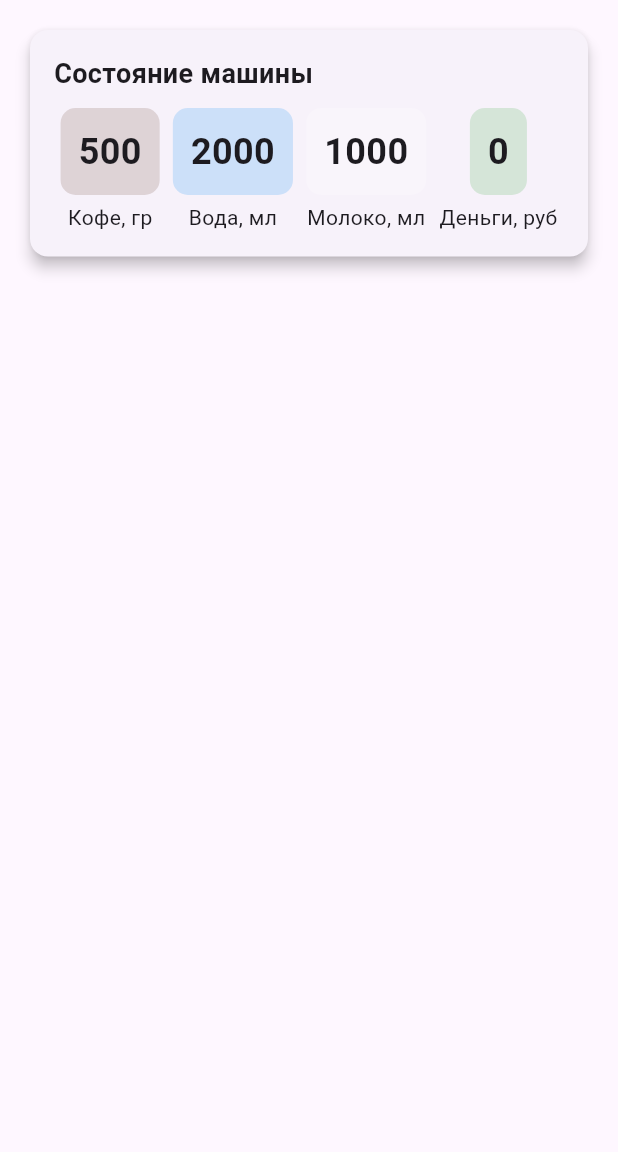
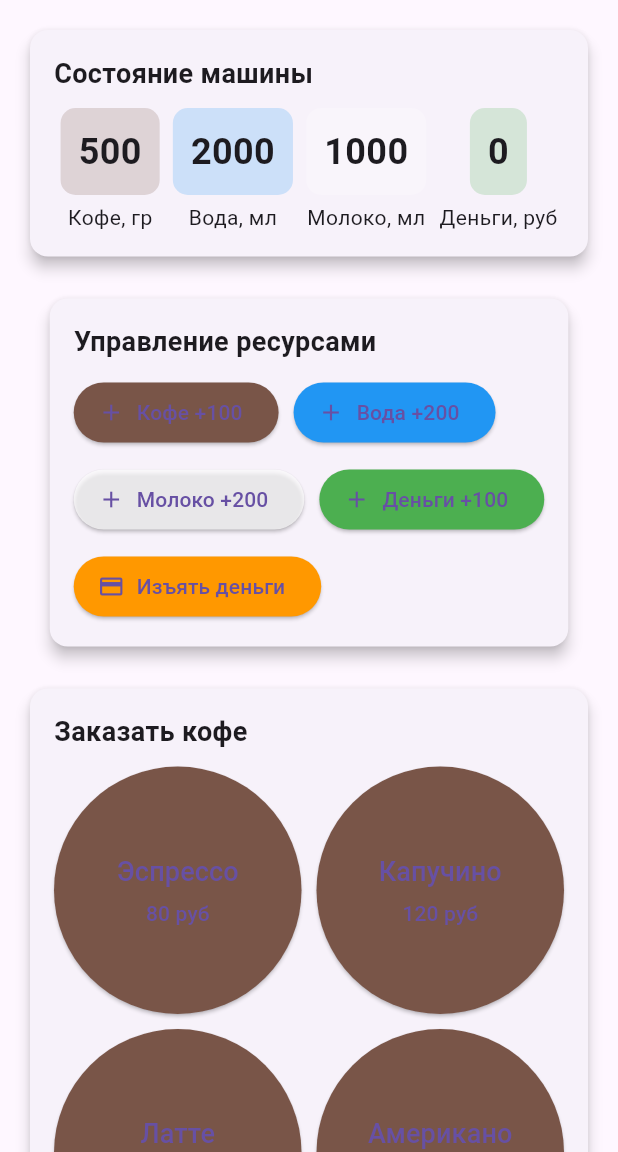
Before and after one commit to SVIKI17/PI2303_SVISCHEV, a Flutter app: the screen it shows after launch, on a phone screen of 412 x 824 dp, the part 84-1236 px from its top. Run offline on Flutter 3.47's test engine with Material 3 defaults, Android fonts, the phone set to English and light mode, and no system bars.

Commit message:
Добавил панель управления и меню заказа кофе

```diff
--- a/coffee_machine_ui/lib/screens/home_screen.dart
+++ b/coffee_machine_ui/lib/screens/home_screen.dart
@@ -8,6 +8,7 @@ class HomeScreen extends StatefulWidget {
 
 class _HomeScreenState extends State<HomeScreen> {
   late Machine _machine;
+  bool _isMakingCoffee = false;
 
   @override
   void initState() {
@@ -19,6 +20,57 @@ class _HomeScreenState extends State<HomeScreen> {
     setState(() {});
   }
 
+  void _addResource(String type, int amount) {
+    switch (type) {
+      case 'coffee':
+        _machine.addCoffeeBeans(amount);
+        break;
+      case 'water':
+        _machine.addWater(amount);
+        break;
+      case 'milk':
+        _machine.addMilk(amount);
+        break;
+      case 'cash':
+        _machine.addCash(amount);
+        break;
+    }
+    _updateState();
+  }
+
+  void _withdrawCash() {
+    _machine.withdrawCash();
+    _updateState();
+  }
+
+  Future<void> _makeCoffee(String type, String name, int price) async {
+    if (_isMakingCoffee) {
+      ScaffoldMessenger.of(context).showSnackBar(
+        SnackBar(content: Text('Кофе уже готовится. Подождите.')),
+      );
+      return;
+    }
+
+    setState(() {
+      _isMakingCoffee = true;
+    });
+
+    bool success = await _machine.makeCoffee(type);
+
+    setState(() {
+      _isMakingCoffee = false;
+    });
+
+    ScaffoldMessenger.of(context).showSnackBar(
+      SnackBar(
+        content: Text(success ? '$name готов! Списано $price руб' : 'Не удалось приготовить $name'),
+        backgroundColor: success ? Colors.green : Colors.red,
+      ),
+    );
+
+    _updateState();
+  }
+
   @override
   Widget build(BuildContext context) {
     return Scaffold(
@@ -26,11 +78,26 @@ class _HomeScreenState extends State<HomeScreen> {
         title: Text('Кофемашина'),
         backgroundColor: Colors.green,
       ),
-      body: SingleChildScrollView(
+      body: _isMakingCoffee
+          ? Center(
+              child: Column(
+                mainAxisAlignment: MainAxisAlignment.center,
+                children: [
+                  CircularProgressIndicator(),
+                  SizedBox(height: 20),
+                  Text('Приготовление кофе...'),
+                ],
+              ),
+            )
+          : SingleChildScrollView(
               padding: EdgeInsets.all(16),
               child: Column(
                 children: [
                   _buildResourcesCard(),
+                  SizedBox(height: 20),
+                  _buildControlPanel(),
+                  SizedBox(height: 20),
+                  _buildCoffeeMenu(),
                 ],
               ),
             ),
@@ -84,4 +151,108 @@ class _HomeScreenState extends State<HomeScreen> {
       ],
     );
   }
+
+  Widget _buildControlPanel() {
+    return Card(
+      elevation: 4,
+      child: Padding(
+        padding: EdgeInsets.all(16),
+        child: Column(
+          crossAxisAlignment: CrossAxisAlignment.start,
+          children: [
+            Text(
+              'Управление ресурсами',
+              style: TextStyle(fontSize: 18, fontWeight: FontWeight.bold),
+            ),
+            SizedBox(height: 10),
+            Wrap(
+              spacing: 10,
+              runSpacing: 10,
+              children: [
+                _buildAddButton('Кофе', 'coffee', Colors.brown, 100),
+                _buildAddButton('Вода', 'water', Colors.blue, 200),
+                _buildAddButton('Молоко', 'milk', Colors.white70, 200),
+                _buildAddButton('Деньги', 'cash', Colors.green, 100),
+                ElevatedButton.icon(
+                  onPressed: _withdrawCash,
+                  icon: Icon(Icons.payment),
+                  label: Text('Изъять деньги'),
+                  style: ElevatedButton.styleFrom(
+                    backgroundColor: Colors.orange,
+                  ),
+                ),
+              ],
+            ),
+          ],
+        ),
+      ),
+    );
   }
+
+  Widget _buildAddButton(String label, String type, Color color, int amount) {
+    return ElevatedButton.icon(
+      onPressed: () => _addResource(type, amount),
+      icon: Icon(Icons.add),
+      label: Text('$label +$amount'),
+      style: ElevatedButton.styleFrom(
+        backgroundColor: color,
+      ),
+    );
+  }
+
+  Widget _buildCoffeeMenu() {
+    return Card(
+      elevation: 4,
+      child: Padding(
+        padding: EdgeInsets.all(16),
+        child: Column(
+          crossAxisAlignment: CrossAxisAlignment.start,
+          children: [
+            Text(
+              'Заказать кофе',
+              style: TextStyle(fontSize: 18, fontWeight: FontWeight.bold),
+            ),
+            SizedBox(height: 10),
+            GridView.count(
+              shrinkWrap: true,
+              physics: NeverScrollableScrollPhysics(),
+              crossAxisCount: 2,
+              crossAxisSpacing: 10,
+              mainAxisSpacing: 10,
+              children: [
+                _buildCoffeeButton('Эспрессо', 'эспрессо', 80, Colors.brown),
+                _buildCoffeeButton('Капучино', 'капучино', 120, Colors.brown),
+                _buildCoffeeButton('Латте', 'латте', 150, Colors.brown),
+                _buildCoffeeButton('Американо', 'американо', 100, Colors.brown),
+              ],
+            ),
+          ],
+        ),
+      ),
+    );
+  }
+
+  Widget _buildCoffeeButton(String name, String type, int price, Color color) {
+    return ElevatedButton(
+      onPressed: () => _makeCoffee(type, name, price),
+      child: Column(
+        mainAxisAlignment: MainAxisAlignment.center,
+        children: [
+          Text(
+            name,
+            style: TextStyle(fontSize: 18),
+          ),
+          SizedBox(height: 5),
+          Text(
+            '$price руб',
+            style: TextStyle(fontSize: 14),
+          ),
+        ],
+      ),
+      style: ElevatedButton.styleFrom(
+        backgroundColor: color,
+        padding: EdgeInsets.symmetric(vertical: 20),
+      ),
+    );
+  }
+}
```
Lines whose indentation alone changed are shown as unchanged.
